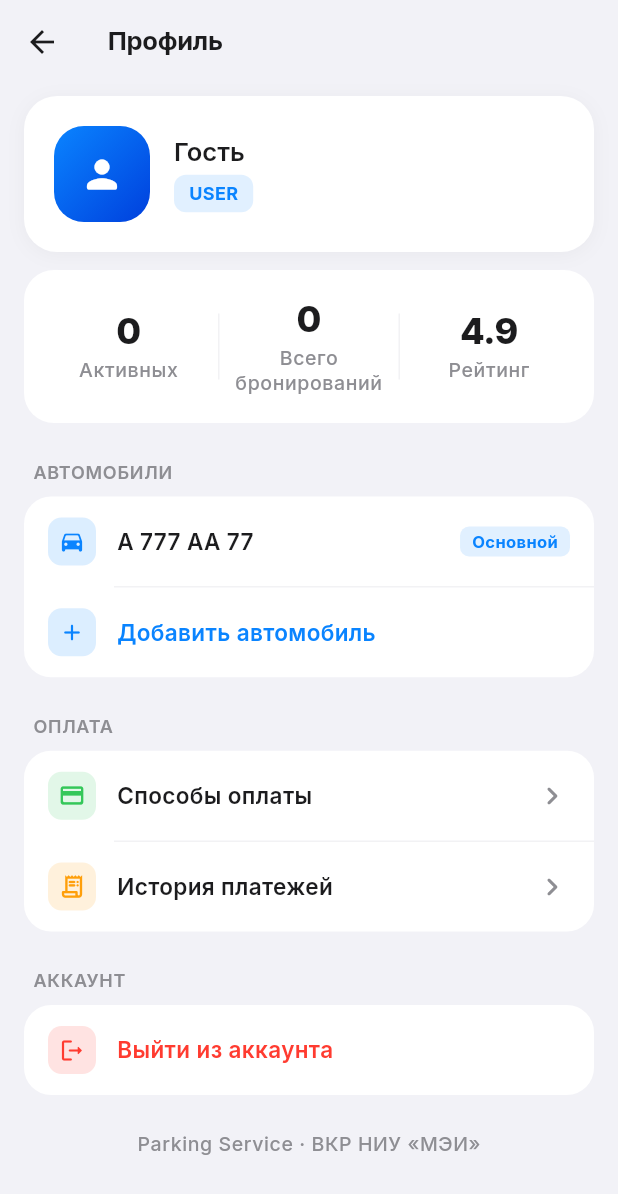
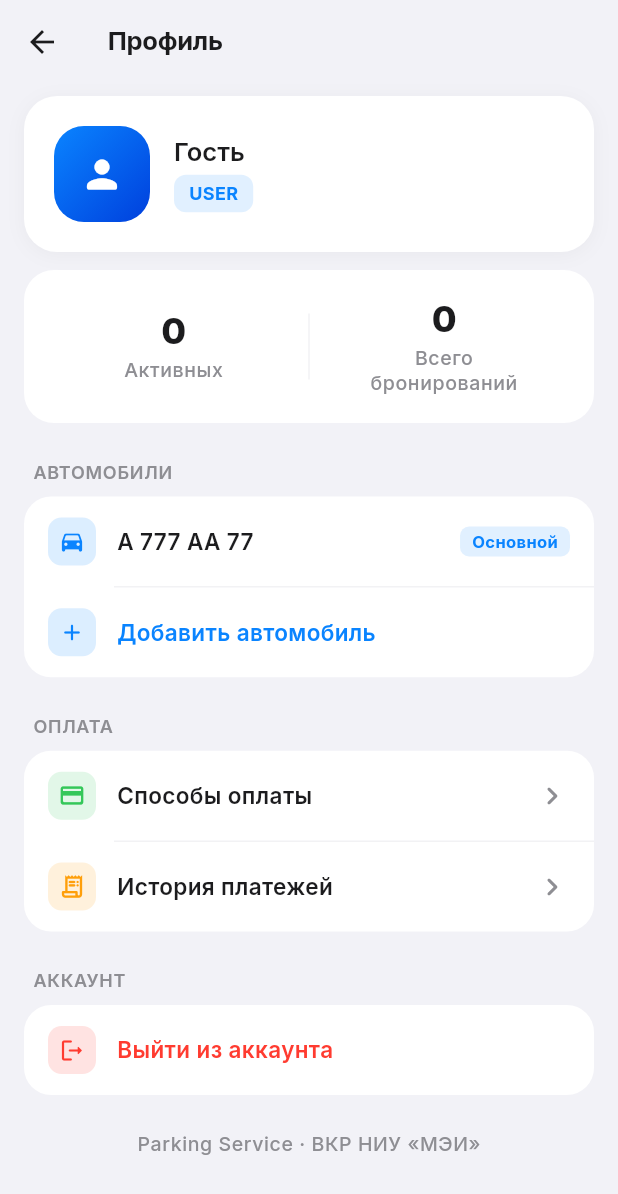
Before and after one commit to chikibriki0/Parking-app, a Flutter app: the ProfileScreen screen opened directly, on a phone screen of 412 x 824 dp. Shown: the top 1194 px of the screen. Run offline on Flutter 3.47's test engine with Material 3 defaults, Android fonts, the phone set to English and light mode, and no system bars; our stand-ins replace cached_network_image, flutter_map, geolocator, google_fonts, jwt_decoder, latlong2 and 2 more; accounts and stored records are empty.

Commit message:
UI: убран фейковый рейтинг 4.9 из карточки статистики профиля
Поле было захардкоженной заглушкой и не подкреплено никакой реальной
системой оценок (нет сбора отзывов, нет среднего по сессиям). Оставлены
только метрики, которые честно считаются из данных пользователя:
«Активных» и «Всего бронирований».

Co-Authored-By: Claude Opus 4.7 <noreply@anthropic.com>

```diff
--- a/parking_app/lib/screens/profile_screen.dart
+++ b/parking_app/lib/screens/profile_screen.dart
@@ -261,8 +261,6 @@ class _StatsCard extends StatelessWidget {
           Expanded(child: _StatCell(value: '$activeNow', label: 'Активных')),
           _VerticalSeparator(),
           Expanded(child: _StatCell(value: '$totalBookings', label: 'Всего\nбронирований')),
-          _VerticalSeparator(),
-          const Expanded(child: _StatCell(value: '4.9', label: 'Рейтинг')),
         ],
       ),
     );
```
